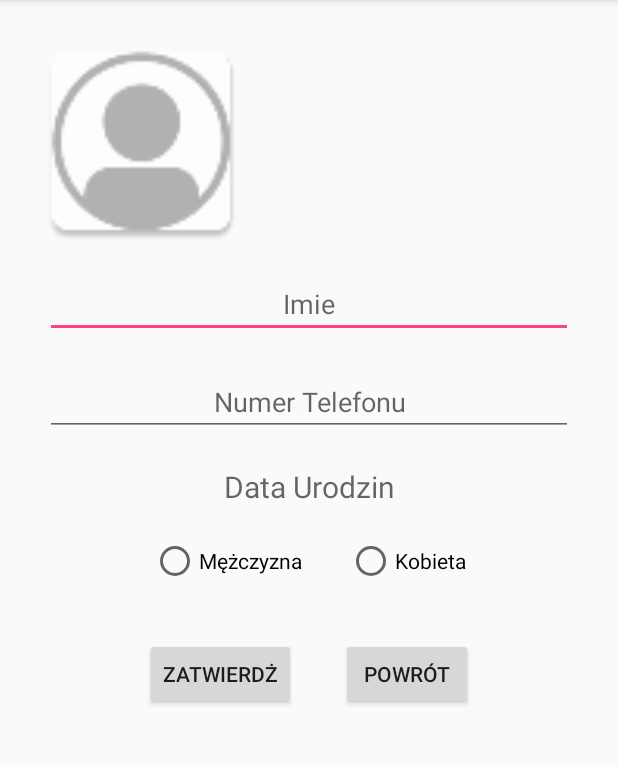
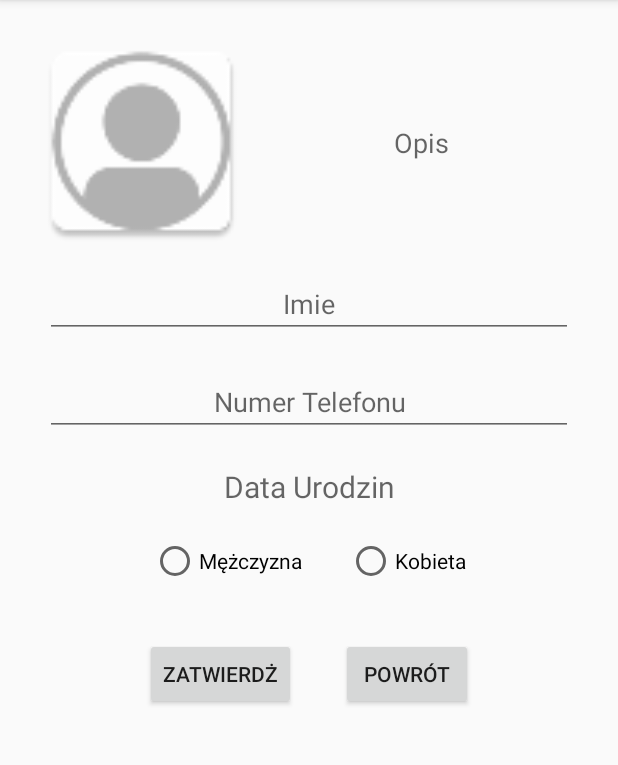
Before and after one commit to Fraku94/Pokeout, an Android app: the ProfilActivity screen opened directly, with no data from a screen before it, on a phone screen of 412 x 824 dp, the part 84-849 px from its top. Run offline under Robolectric (Android 15) with nearby library versions, the phone set to English and light mode, and no system bars; our stand-ins replace Firebase (no records; nobody signed in at launch, a user with empty details on screens opened directly).

Commit message:
Profil poprawa

```diff
--- a/app/src/main/java/com/example/pokeout/pokeout/Profil/ProfilActivity.java
+++ b/app/src/main/java/com/example/pokeout/pokeout/Profil/ProfilActivity.java
@@ -41,7 +41,7 @@ import java.util.Map;
 
 public class ProfilActivity extends AppCompatActivity {
 
-    private EditText mNameProfil,mPhoneProfil;
+    private EditText mNameProfil, mPhoneProfil, mDescriptionProfil;
 
     private TextView mBrithProfil;
 
@@ -56,7 +56,7 @@ public class ProfilActivity extends AppCompatActivity {
     private FirebaseAuth mAuth;
     private DatabaseReference mUserDatabase;
 
-    private String userId, username, userphone, userprofileImageUrl, userSex, userbrith;
+    private String userId, username, userphone, userprofileImageUrl, userSex, userbrith, userDescription;
 
     private Uri resultUri;
 
@@ -72,6 +72,7 @@ public class ProfilActivity extends AppCompatActivity {
         //EditText
         mNameProfil = (EditText)findViewById(R.id.nameProfil);
         mPhoneProfil = (EditText)findViewById(R.id.phoneProfil);
+        mDescriptionProfil = (EditText)findViewById(R.id.descriptionProfil);
 
         //TextView
         mBrithProfil = (TextView)findViewById(R.id.brithProfil);
@@ -104,7 +105,7 @@ public class ProfilActivity extends AppCompatActivity {
 
         //Usatwienie daty kalendarza
         final Calendar calendar = Calendar.getInstance();
-        yearx = calendar.get(Calendar.YEAR);
+        yearx = (calendar.get(Calendar.YEAR))-18;
         monthx = calendar.get(Calendar.MONTH);
         dayx = calendar.get(Calendar.DAY_OF_MONTH);
 
@@ -149,6 +150,7 @@ public class ProfilActivity extends AppCompatActivity {
             public void onDataChange(DataSnapshot dataSnapshot) {
                 if(dataSnapshot.exists() && dataSnapshot.getChildrenCount()>0){
                     Map<String, Object> map = (Map<String, Object>) dataSnapshot.getValue();
+                    //Pobranie Imienia itd.
                     if(map.get("name")!=null){
                         username = map.get("name").toString();
                         mNameProfil.setText(username);
@@ -160,6 +162,10 @@ public class ProfilActivity extends AppCompatActivity {
                     if(map.get("phone")!=null){
                         userphone = map.get("phone").toString();
                         mPhoneProfil.setText(userphone);
+                    }
+                    if(map.get("description")!=null){
+                        userDescription = map.get("description").toString();
+                        mDescriptionProfil.setText(userDescription);
                     }
                     if(map.get("sex")!=null){
                         userSex = map.get("sex").toString();
@@ -211,10 +217,12 @@ public class ProfilActivity extends AppCompatActivity {
         userphone = mPhoneProfil.getText().toString();
         userSex = radioButton.getText().toString();
         userbrith = mBrithProfil.getText().toString();
+        userDescription = mDescriptionProfil.getText().toString();
 
         Map userInfo = new HashMap();
         userInfo.put("name", username);
         userInfo.put("phone", userphone);
+        userInfo.put("description", userDescription);
         if (mMaleProfil.isChecked()){
             userInfo.put("sex", "Male");
         }else{
@@ -270,7 +278,7 @@ public class ProfilActivity extends AppCompatActivity {
         }
     }
 
-
+//Kalnedarz....
     public void ShowDialogOnButtonClick(){
         mBrithProfil.setOnClickListener(new View.OnClickListener() {
             @Override
@@ -294,7 +302,7 @@ public class ProfilActivity extends AppCompatActivity {
         @Override
         public void onDateSet(DatePicker view, int year, int month, int dayOfMonth) {
             yearx = year;
-            monthx = month;
+            monthx = month+1;
             dayx = dayOfMonth;
             mBrithProfil.setText(Integer.toString(yearx)+"/"+Integer.toString(monthx)+"/"+Integer.toString(dayx));
         }
--- a/app/src/main/res/layout/activity_profil.xml
+++ b/app/src/main/res/layout/activity_profil.xml
@@ -7,12 +7,26 @@
     android:orientation="vertical"
     android:padding="20dp"
     tools:context="com.example.pokeout.pokeout.Profil.ProfilActivity">
+<LinearLayout
+    android:layout_width="match_parent"
+    android:layout_height="wrap_content"
+    android:orientation="horizontal">
 
     <ImageView
         android:layout_width="150dp"
         android:layout_height="150dp"
         android:src="@mipmap/ic_default"
         android:id="@+id/imageProfil" />
+    <EditText
+        android:layout_width="match_parent"
+        android:layout_height="match_parent"
+        android:background="@null"
+        android:hint="@string/Description"
+        android:layout_margin="10dp"
+        android:id="@+id/descriptionProfil"
+        android:textAlignment="center"/>
+</LinearLayout>
+
 
     <EditText
         android:layout_width="match_parent"
--- a/app/src/main/res/values/strings.xml
+++ b/app/src/main/res/values/strings.xml
@@ -7,4 +7,5 @@
     <string name="Name">Imie</string>
     <string name="Male">Mężczyzna</string>
     <string name="Female">Kobieta</string>
+    <string name="Description">Opis</string>
 </resources>
```
